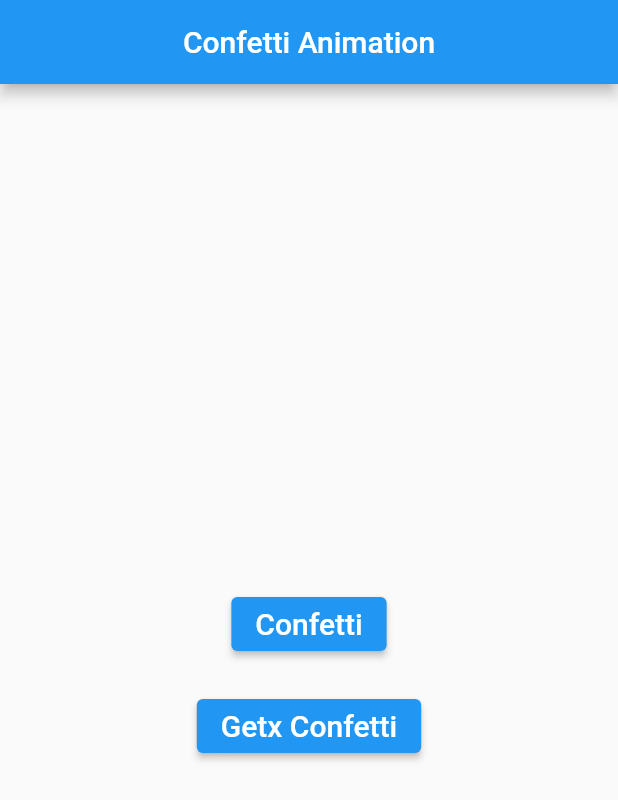
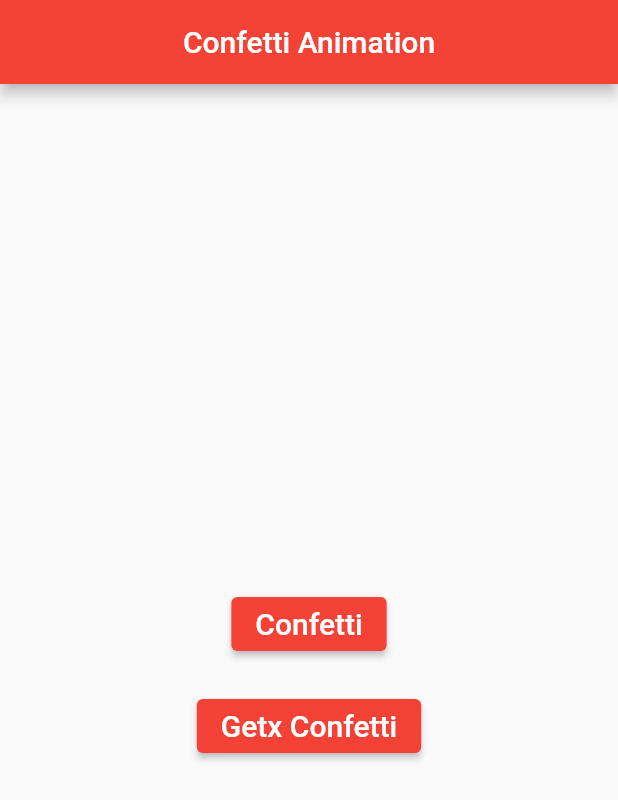
Before and after one commit to devchow/confetti_flutter, a Flutter app: the screen it shows after launch, on a phone screen of 412 x 824 dp. Shown: the top 800 px of the screen. Run offline on Flutter 3.47's test engine with Material 2 defaults, Android fonts, the light colour scheme and no system bars; our stand-ins replace confetti, get.

Commit message:
update
update

```diff
--- a/lib/main.dart
+++ b/lib/main.dart
@@ -15,10 +15,8 @@ class MyApp extends StatelessWidget {
     return GetMaterialApp(
       title: 'Confetti',
       theme: ThemeData(
-        primarySwatch: Colors.blue,
+        primarySwatch: Colors.red,
       ),
-      // home: const Confetti(),
-      // home: const GetConfetti(),
       home:Scaffold(
         appBar: AppBar(
           title: const Text('Confetti Animation'),
```
